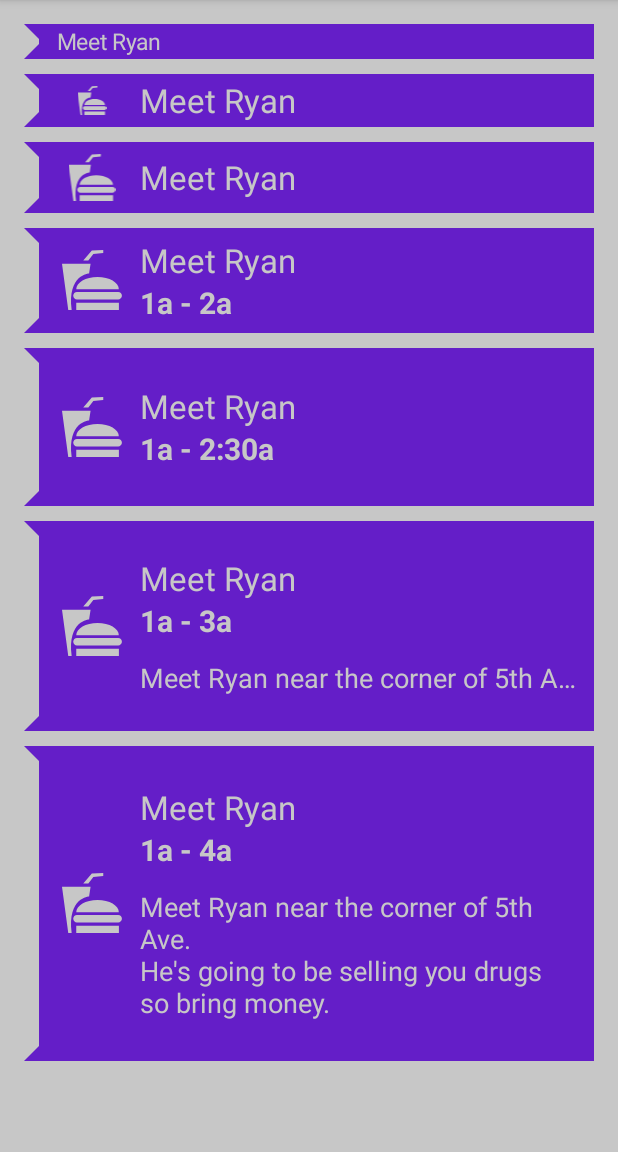
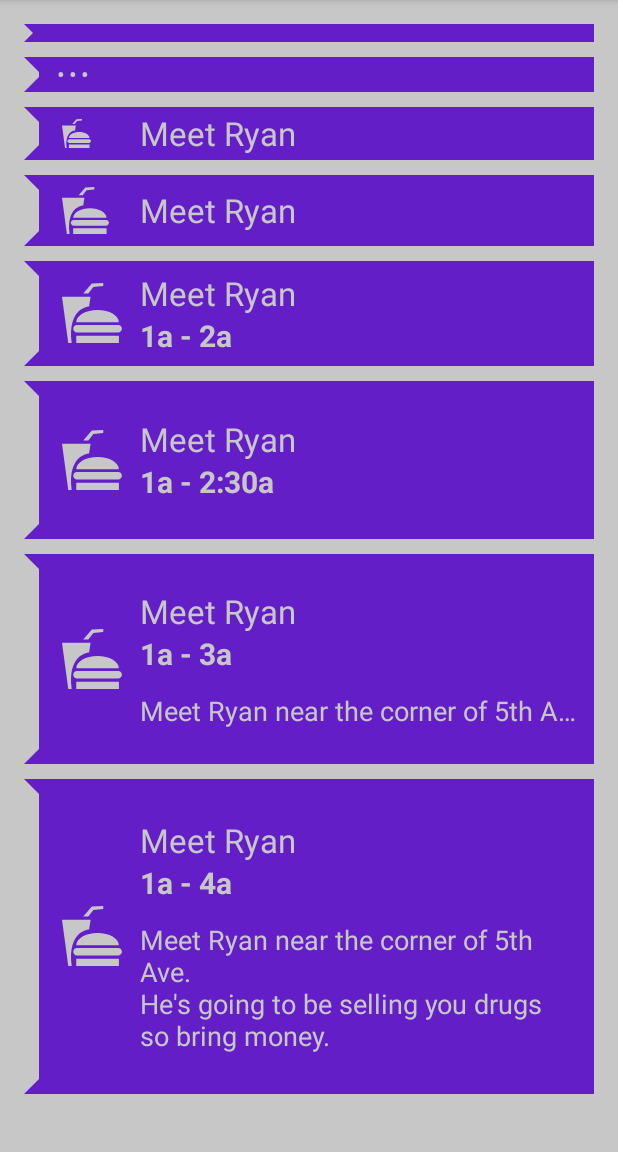
Before and after one commit to awesomeyi/SmartSchedule, an Android app: the TimeViewActivity screen opened directly, with no data from a screen before it, on a phone screen of 412 x 824 dp, the part 84-1236 px from its top. Run offline under Robolectric (Android 15) with nearby library versions, the phone set to English and light mode, and no system bars.

Commit message:
Touched up resizing

```diff
--- a/app/src/main/java/com/example/yi/smartschedule/SingleEventElement.java
+++ b/app/src/main/java/com/example/yi/smartschedule/SingleEventElement.java
@@ -3,6 +3,7 @@ package com.example.yi.smartschedule;
 import android.os.Bundle;
 import android.app.Fragment;
 import android.util.Log;
+import android.view.Gravity;
 import android.view.LayoutInflater;
 import android.view.View;
 import android.view.ViewGroup;
@@ -33,6 +34,7 @@ public class SingleEventElement extends Fragment {
     private TextView duration_text;
     private TextView description_text;
     private ImageView event_icon;
+    private View event_icon_wrapper;
 
     public SingleEventElement() {
         // Required empty public constructor
@@ -75,6 +77,7 @@ public class SingleEventElement extends Fragment {
         duration_text = ((TextView) v.findViewById(R.id.duration_text));
         description_text = ((TextView) v.findViewById(R.id.desciption_text));
         event_icon = (ImageView) v.findViewById(R.id.event_icon);
+        event_icon_wrapper = (View) v.findViewById(R.id.event_icon_wrapper);
 
         //Set all text boxes
         title_text.setText(title);
@@ -106,12 +109,14 @@ public class SingleEventElement extends Fragment {
 
         //.5 - 1 hours
         duration_text.setVisibility(View.GONE);
+        event_icon.getLayoutParams().width = event_icon.getLayoutParams().height;
         if(height >= .5 * L_HOUR_HEIGHT) {
             return;
         }
 
         // .25 - .5 hours
-        event_icon.setVisibility(View.GONE);
+        event_icon_wrapper.setVisibility(View.GONE);
+        title_text.setText("• • •");
         title_text.setTextSize(height - 8); //4 dp padding
         if(height >= .25 * L_HOUR_HEIGHT) {
             return;
--- a/app/src/main/java/com/example/yi/smartschedule/TimeViewActivity.java
+++ b/app/src/main/java/com/example/yi/smartschedule/TimeViewActivity.java
@@ -22,7 +22,7 @@ public class TimeViewActivity extends AppCompatActivity {
         String title = "Meet Ryan";
         String description = "Meet Ryan near the corner of 5th Ave.\nHe's going to be selling you drugs so bring money.";
 
-        int minutes[] = {20, 30, 40, 60, 90, 120, 180};
+        int minutes[] = {10, 20, 30, 40, 60, 90, 120, 180};
 
         event_list = (LinearLayout) findViewById(R.id.event_list);
         for(int t : minutes) {
--- a/app/src/main/res/layout/fragment_single_event_element.xml
+++ b/app/src/main/res/layout/fragment_single_event_element.xml
@@ -1,7 +1,7 @@
 <LinearLayout xmlns:android="http://schemas.android.com/apk/res/android"
     xmlns:tools="http://schemas.android.com/tools"
     android:layout_width="match_parent"
-    android:layout_height="120dp"
+    android:layout_height="30dp"
     android:layout_marginBottom="10dp"
     android:background="@color/colorPrimary"
     tools:context=".SingleEventElement"
@@ -27,16 +27,23 @@
             android:layout_alignParentBottom="true"/>
     </RelativeLayout>
 
-
+    <LinearLayout
+        android:layout_width="40dp"
+        android:layout_marginLeft="15dp"
+        android:id="@+id/event_icon_wrapper"
+        android:layout_height="match_parent">
         <ImageView
             android:id="@+id/event_icon"
             android:layout_width="wrap_content"
             android:layout_height="wrap_content"
+            android:scaleType="fitCenter"
+            android:adjustViewBounds="true"
             android:src="@drawable/food_event_icon"
-        android:layout_marginLeft="15dp"
             android:layout_gravity="center_vertical"
             android:layout_marginTop="8dp"
             android:layout_marginBottom="8dp"/>
+    </LinearLayout>
+
 
     <LinearLayout
         android:layout_width="match_parent"
```
Lines whose indentation alone changed are shown as unchanged.
